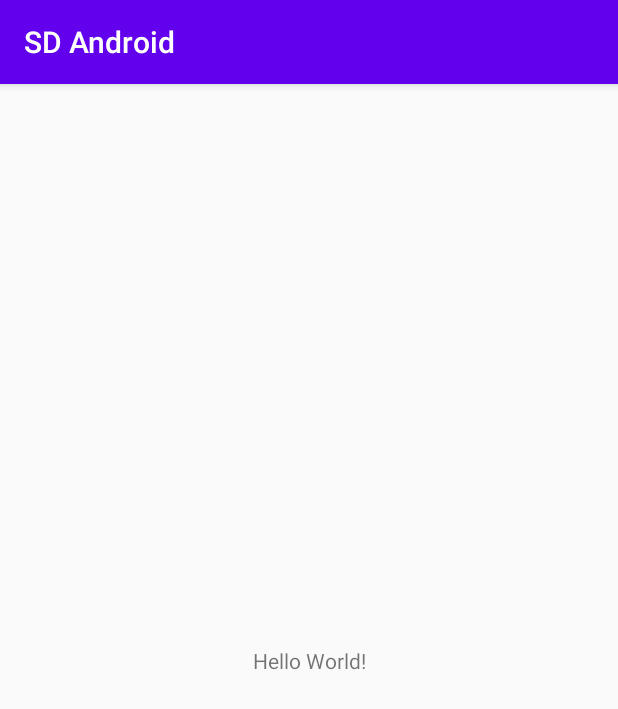
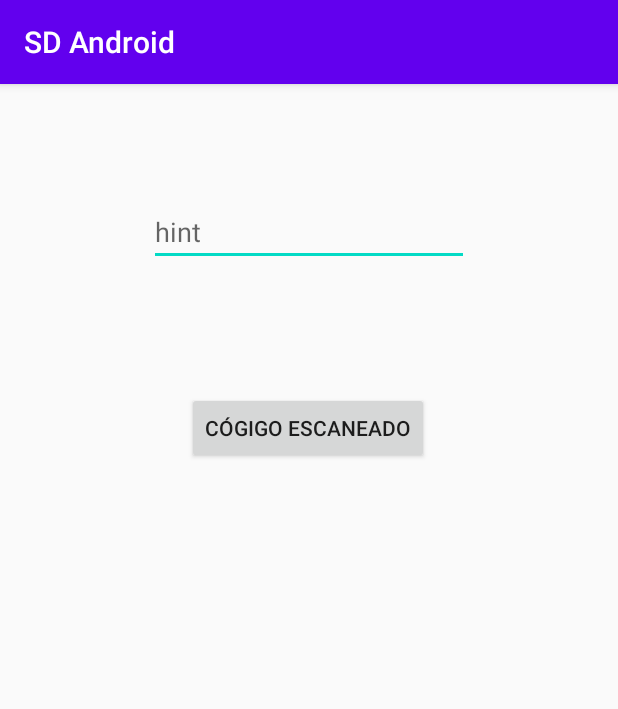
Before and after one commit to David-sqrtpi/Inventary-Module, an Android app: the screen it shows after launch (MainActivity), on a phone screen of 412 x 824 dp. Shown: the top 709 px of the screen. Run offline under Robolectric (Android 15) with nearby library versions, the phone set to English and light mode, and no system bars; libraries missing offline, so code that uses them is left out: com.google.zxing.integration.

```diff
--- a/app/build.gradle
+++ b/app/build.gradle
@@ -26,6 +26,7 @@ dependencies {
     implementation fileTree(dir: "libs", include: ["*.jar"])
     implementation 'androidx.appcompat:appcompat:1.1.0'
     implementation 'androidx.constraintlayout:constraintlayout:1.1.3'
+    implementation 'com.journeyapps:zxing-android-embedded:3.5.0'
     testImplementation 'junit:junit:4.12'
     androidTestImplementation 'androidx.test.ext:junit:1.1.1'
     androidTestImplementation 'androidx.test.espresso:espresso-core:3.2.0'
--- a/app/src/main/AndroidManifest.xml
+++ b/app/src/main/AndroidManifest.xml
@@ -1,6 +1,8 @@
 <?xml version="1.0" encoding="utf-8"?>
 <manifest xmlns:android="http://schemas.android.com/apk/res/android"
     package="com.sdandroid">
+
+        <uses-permission android:name="android.permission.CAMERA" />
 
     <application
         android:allowBackup="true"
--- a/app/src/main/java/com/sdandroid/MainActivity.java
+++ b/app/src/main/java/com/sdandroid/MainActivity.java
@@ -1,14 +1,82 @@
 package com.sdandroid;
 
+import androidx.annotation.Nullable;
 import androidx.appcompat.app.AppCompatActivity;
 
+import android.content.Intent;
 import android.os.Bundle;
+import android.view.View;
+import android.widget.Button;
+import android.widget.EditText;
+import android.widget.Toast;
+
+import com.google.zxing.integration.android.IntentIntegrator;
+import com.google.zxing.integration.android.IntentResult;
 
 public class MainActivity extends AppCompatActivity {
+
+    EditText etCode;
+    Button btnEscanner;
 
     @Override
     protected void onCreate(Bundle savedInstanceState) {
         super.onCreate(savedInstanceState);
         setContentView(R.layout.activity_main);
+
+        etCode = findViewById(R.id.codigo);
+        btnEscanner = findViewById(R.id.button);
+
+        btnEscanner.setOnClickListener(new View.OnClickListener(){
+
+            public void onClick(View v){
+
+                Escanear();
+
+            }
+
+        });
+
     }
+
+    public void Escanear(){
+
+        IntentIntegrator intent = new IntentIntegrator(this);
+        intent.setDesiredBarcodeFormats(IntentIntegrator.ALL_CODE_TYPES);
+
+        intent.setPrompt("Escanear Código");
+        intent.setCameraId(0);
+        intent.setBeepEnabled(false);
+        intent.setBarcodeImageEnabled(false);
+        intent.initiateScan();
+
+    }
+
+    protected void onActivityResult(int requestCode, int resultCode, @Nullable Intent data){
+
+        IntentResult result = IntentIntegrator.parseActivityResult(requestCode, resultCode, data);
+
+        if (result != null){
+
+            if(result.getContents() == null){
+
+                Toast.makeText(this, "Escaneo Cancelado", Toast.LENGTH_LONG).show();
+
+            }
+
+            else{
+
+                etCode.setText(result.getContents().toString());
+
+            }
+
+        }
+
+        else{
+
+            super.onActivityResult(requestCode, resultCode, data);
+
+        }
+
+    }
+
 }
--- a/app/src/main/res/layout/activity_main.xml
+++ b/app/src/main/res/layout/activity_main.xml
@@ -6,13 +6,26 @@
     android:layout_height="match_parent"
     tools:context=".MainActivity">
 
-    <TextView
+    <EditText
+        android:id="@+id/codigo"
         android:layout_width="wrap_content"
         android:layout_height="wrap_content"
-        android:text="Hello World!"
-        app:layout_constraintBottom_toBottomOf="parent"
-        app:layout_constraintLeft_toLeftOf="parent"
-        app:layout_constraintRight_toRightOf="parent"
+        android:layout_marginTop="76dp"
+        android:ems="10"
+        android:hint="@string/txt"
+        android:inputType="textPersonName"
+        app:layout_constraintEnd_toEndOf="parent"
+        app:layout_constraintStart_toStartOf="parent"
         app:layout_constraintTop_toTopOf="parent" />
 
+    <Button
+        android:id="@+id/button"
+        android:layout_width="wrap_content"
+        android:layout_height="wrap_content"
+        android:layout_marginTop="84dp"
+        android:text="@string/button"
+        app:layout_constraintEnd_toEndOf="parent"
+        app:layout_constraintHorizontal_bias="0.498"
+        app:layout_constraintStart_toStartOf="parent"
+        app:layout_constraintTop_toBottomOf="@+id/codigo" />
 </androidx.constraintlayout.widget.ConstraintLayout>
--- a/app/src/main/res/values/strings.xml
+++ b/app/src/main/res/values/strings.xml
@@ -1,3 +1,5 @@
 <resources>
     <string name="app_name">SD Android</string>
+    <string name="button">Cógigo escaneado</string>
+    <string name="txt">hint</string>
 </resources>
```
